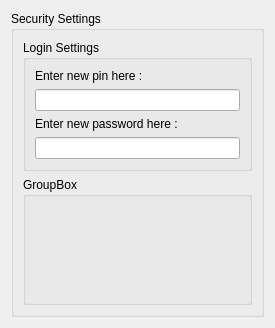
The window that src/qt/ui/security_settings.ui (maidsafe-archive/MaidSafe-Encrypt) describes before a commit, drawn with Qt 5.
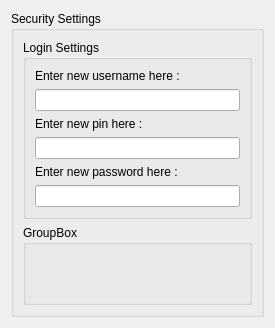
The same window after the commit.

The edit to the form file:
```diff
--- a/src/qt/ui/security_settings.ui
+++ b/src/qt/ui/security_settings.ui
@@ -29,6 +29,16 @@
          <bool>true</bool>
         </property>
         <layout class="QVBoxLayout" name="verticalLayout_2">
+         <item>
+          <widget class="QLabel" name="usernameEdit">
+           <property name="text">
+            <string>Enter new username here :</string>
+           </property>
+          </widget>
+         </item>
+         <item>
+          <widget class="QLineEdit" name="lineEdit_3"/>
+         </item>
          <item>
           <widget class="QLabel" name="label">
            <property name="text">
```
Left out of the diff: 4 changed lines with no effect on the pictures.
